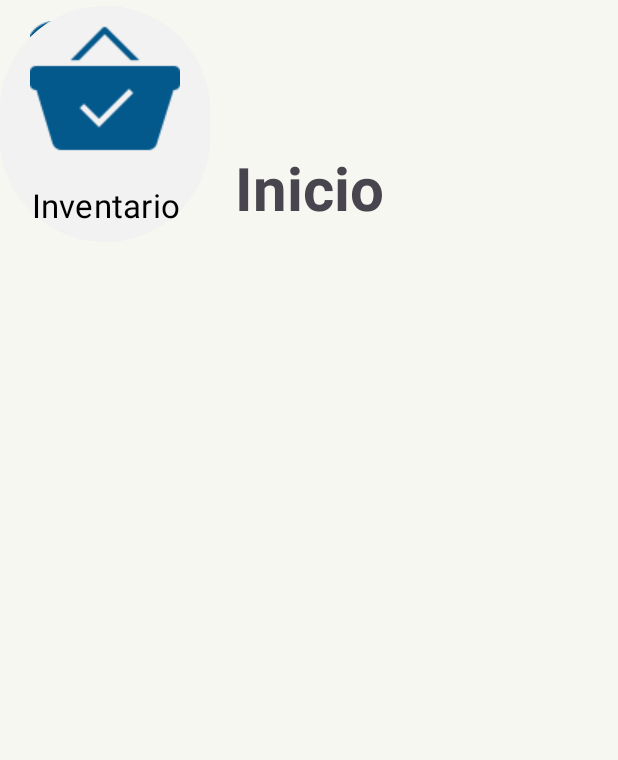
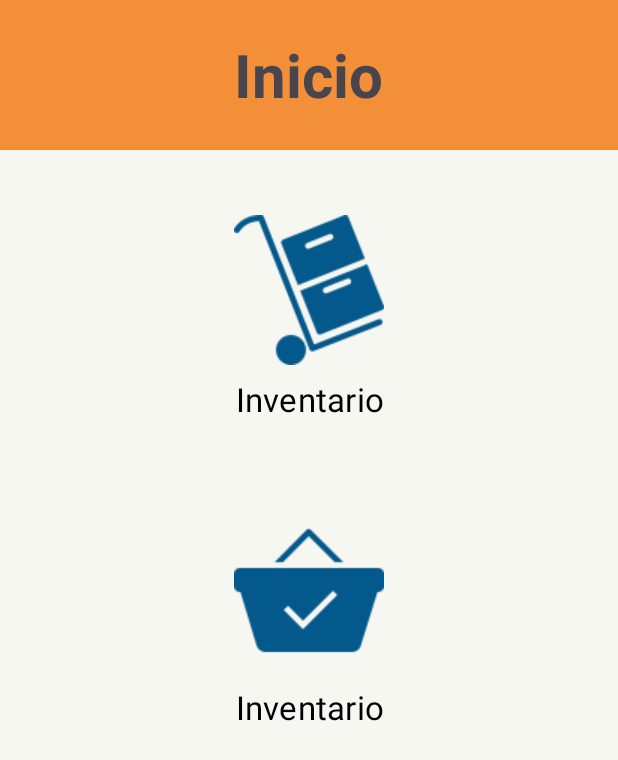
Before and after one commit to munflowah/JamutTekil, an Android app: the layout activity_menu.xml on its own in the app's theme, with its tools: preview values and no code run, on a phone screen of 412 x 824 dp. Shown: the top 760 px of the screen. Run offline under Robolectric (Android 15) with nearby library versions, the phone set to English and light mode, and no system bars; Roboto replaces fonts that are not available here.

Commit message:
edit the styles on XML

```diff
--- a/app/src/main/res/layout/activity_makeorder.xml
+++ b/app/src/main/res/layout/activity_makeorder.xml
@@ -52,7 +52,7 @@
             android:layout_gravity="right"
             android:layout_marginRight="50dp"
             app:layout_constraintTop_toTopOf="parent"
-            app:srcCompat="@drawable/icncar"
+            app:srcCompat="@drawable/icnlittlecar"
             tools:ignore="MissingConstraints" />
 
     </LinearLayout>
--- a/app/src/main/res/layout/activity_menu.xml
+++ b/app/src/main/res/layout/activity_menu.xml
@@ -8,13 +8,22 @@
     tools:context=".Menu"
     android:orientation="vertical">
 
+    <LinearLayout
+        android:layout_width="match_parent"
+        android:layout_height="100dp"
+        android:gravity="center_vertical"
+        android:orientation="vertical"
+        android:background="@color/orange"
+        tools:layout_editor_absoluteX="0dp"
+        tools:layout_editor_absoluteY="0dp"
+        tools:ignore="MissingConstraints">
+
         <TextView
             android:id="@+id/txtMenu"
             android:layout_width="wrap_content"
             android:layout_height="wrap_content"
-        android:layout_marginTop="98dp"
-        android:layout_marginBottom="51dp"
             android:fontFamily="@font/alata"
+            android:layout_gravity="center_horizontal"
             android:text="Inicio"
             android:textSize="40dp"
             android:textStyle="bold"
@@ -22,17 +31,27 @@
             app:layout_constraintStart_toStartOf="parent"
             app:layout_constraintTop_toTopOf="parent" />
 
+    </LinearLayout>
 
+
+    <LinearLayout
+        android:layout_width="match_parent"
+        android:layout_height="630dp"
+        android:gravity="center_vertical"
+        android:orientation="vertical"
+        tools:layout_editor_absoluteX="0dp"
+        tools:layout_editor_absoluteY="100dp"
+        tools:ignore="MissingConstraints">
 
         <Button
             android:id="@+id/btnOrder"
             android:layout_width="wrap_content"
             android:layout_height="wrap_content"
-        android:backgroundTint="#F2F2F2"
-        android:paddingHorizontal="20dp"
-        android:paddingVertical="10dp"
+            android:backgroundTint="@color/whitebone"
+            android:paddingVertical="30dp"
             android:drawableTop="@drawable/icninventory"
             android:fontFamily="@font/alata"
+            android:layout_gravity="center_horizontal"
             android:text="Inventario"
             android:textColor="@color/black"
             android:textSize="22dp"
@@ -43,9 +62,9 @@
             android:id="@+id/btnInventory"
             android:layout_width="wrap_content"
             android:layout_height="wrap_content"
-        android:backgroundTint="#F2F2F2"
-        android:paddingHorizontal="20dp"
-        android:paddingVertical="10dp"
+            android:backgroundTint="@color/whitebone"
+            android:paddingVertical="30dp"
+            android:layout_gravity="center_horizontal"
             android:drawableTop="@drawable/icnorders"
             android:fontFamily="@font/alata"
             android:text="Inventario"
@@ -54,4 +73,7 @@
             tools:layout_editor_absoluteX="44dp"
             tools:layout_editor_absoluteY="247dp" />
 
+    </LinearLayout>
+
+
 </androidx.constraintlayout.widget.ConstraintLayout>
```
Also changed, not shown: app/src/main/res/layout/activity_inventory.xml (+17 -16 lines), app/src/main/res/drawable/icnlittlecar.png (added). Lines whose indentation alone changed are shown as unchanged.
